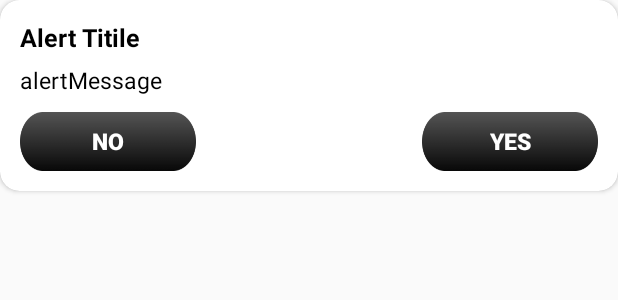
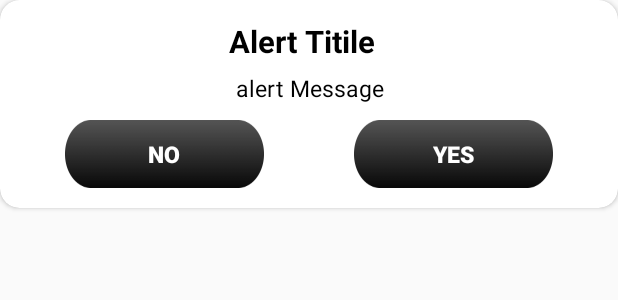
Before and after one commit to Next-Layer-Technology/NextLayer_Boost_Terminal_V1, an Android app: the layout alert_dialog_layout.xml on its own in the app's theme, with its tools: preview values and no code run, on a phone screen of 412 x 824 dp. Shown: the top 300 px of the screen. Run offline under Robolectric (Android 15) with nearby library versions, the phone set to English and light mode, and no system bars.

Commit message:
ui and other small changes

```diff
--- a/Next_Layer_Boost_App-main/app/src/main/java/com/sis/clighteningboost/Adapter/BoostNodeAdapter.java
+++ b/Next_Layer_Boost_App-main/app/src/main/java/com/sis/clighteningboost/Adapter/BoostNodeAdapter.java
@@ -19,6 +19,7 @@ import androidx.recyclerview.widget.RecyclerView;
 
 import com.bumptech.glide.Glide;
 import com.sis.clighteningboost.Activities.MerchantBoostTerminal;
+import com.sis.clighteningboost.Interface.OnCancelListener;
 import com.sis.clighteningboost.Models.REST.MerchantNearbyClientsData;
 import com.sis.clighteningboost.R;
 import com.sis.clighteningboost.Utills.Acknowledgement;
@@ -41,11 +42,13 @@ public class BoostNodeAdapter extends RecyclerView.Adapter<BoostNodeAdapter.View
     Socket mSocket;
     boolean mOnMsgReceived = false;
     Dialog mAlertDialog;
+    OnCancelListener cancelListener;
 
-    public BoostNodeAdapter(Activity activity, ArrayList<MerchantNearbyClientsData> mMerchantNearbyClientsDataArrayList,Socket socket) {
+    public BoostNodeAdapter(Activity activity, ArrayList<MerchantNearbyClientsData> mMerchantNearbyClientsDataArrayList, Socket socket, OnCancelListener cancelListener) {
         this.mMerchantNearbyClientsDataArrayList = mMerchantNearbyClientsDataArrayList;
         this.mActivity = activity;
         this.mSocket = socket;
+        this.cancelListener = cancelListener;
         createAlertInstance();
 
 
@@ -128,16 +131,14 @@ public class BoostNodeAdapter extends RecyclerView.Adapter<BoostNodeAdapter.View
         final Button yesbtn= mAlertDialog.findViewById(R.id.yesbtn);
         final Button nobtn= mAlertDialog.findViewById(R.id.nobtn);
         nobtn.setVisibility(View.GONE);
-        yesbtn.setText("OK");
-        alertTitle_tv.setText("Message sent!");
-        alertMessage_tv.setText("Waiting to get a node id");
+        yesbtn.setText("Cancel Request");
+        alertTitle_tv.setText("Flashpay Request Initiated");
+        alertMessage_tv.setText("Please wait for Client info request auto-response");
 
 
-        yesbtn.setOnClickListener(new View.OnClickListener() {
-            @Override
-            public void onClick(View v) {
-                mAlertDialog.dismiss();
-            }
+        yesbtn.setOnClickListener(v -> {
+            mAlertDialog.dismiss();
+            cancelListener.onCancel();
         });
 
     }
--- a/Next_Layer_Boost_App-main/app/src/main/java/com/sis/clighteningboost/Dialog/BoostNodeDialog.java
+++ b/Next_Layer_Boost_App-main/app/src/main/java/com/sis/clighteningboost/Dialog/BoostNodeDialog.java
@@ -53,7 +53,7 @@ public class BoostNodeDialog extends DialogFragment {
         GridLayoutManager gridLayoutManager = new GridLayoutManager(requireContext(),3);
         recyclerView.setLayoutManager(gridLayoutManager);
         BoostNodeAdapter boostNodeAdapter;
-        boostNodeAdapter = new BoostNodeAdapter(mActivity,mMerchantNearbyClientsDataArrayList,mSocket);
+        boostNodeAdapter = new BoostNodeAdapter(mActivity,mMerchantNearbyClientsDataArrayList,mSocket, this::dismiss);
        /* if (mMerchantNearbyClientsDataArrayList!=null && !mMerchantNearbyClientsDataArrayList.isEmpty()){
         }else {
             boostNodeAdapter = new BoostNodeAdapter(mActivity,mSocket);
--- /dev/null
+++ b/Next_Layer_Boost_App-main/app/src/main/java/com/sis/clighteningboost/Interface/OnCancelListener.java
@@ -0,0 +1,5 @@
+package com.sis.clighteningboost.Interface;
+
+public interface OnCancelListener {
+    void onCancel();
+}
--- a/Next_Layer_Boost_App-main/app/src/main/java/com/sis/clighteningboost/MyApp.java
+++ b/Next_Layer_Boost_App-main/app/src/main/java/com/sis/clighteningboost/MyApp.java
@@ -73,6 +73,7 @@ public class MyApp extends Application implements Application.ActivityLifecycleC
         @Override
         public void onStart(@NonNull LifecycleOwner owner) { // app moved to foreground
             timer.cancel();
+            timer = new Timer();
         }
 
         @Override
--- a/Next_Layer_Boost_App-main/app/src/main/res/layout/activity_main2.xml
+++ b/Next_Layer_Boost_App-main/app/src/main/res/layout/activity_main2.xml
@@ -46,7 +46,7 @@
             <RelativeLayout
                 android:id="@+id/clientidCardLay"
                 android:layout_width="wrap_content"
-                android:layout_height="match_parent"
+                android:layout_height="wrap_content"
                 android:layout_above="@+id/tempLay"
                 android:layout_below="@id/flashpay_btn">
 
--- a/Next_Layer_Boost_App-main/app/src/main/res/layout/alert_dialog_layout.xml
+++ b/Next_Layer_Boost_App-main/app/src/main/res/layout/alert_dialog_layout.xml
@@ -1,87 +1,103 @@
 <?xml version="1.0" encoding="utf-8"?>
 <RelativeLayout xmlns:android="http://schemas.android.com/apk/res/android"
-    android:layout_width="match_parent"
-    android:layout_height="match_parent"
     xmlns:app="http://schemas.android.com/apk/res-auto"
     xmlns:card_view="http://schemas.android.com/tools"
-   >
+    android:layout_width="match_parent"
+    android:layout_height="match_parent">
 
     <androidx.cardview.widget.CardView
         android:layout_width="match_parent"
         android:layout_height="wrap_content"
         app:cardBackgroundColor="@color/colorWhite"
-        card_view:cardElevation="0dp"
-        app:cardCornerRadius="@dimen/_10sdp">
+        app:cardCornerRadius="@dimen/_10sdp"
+        card_view:cardElevation="0dp">
+
         <RelativeLayout
             android:layout_width="match_parent"
             android:layout_height="wrap_content"
             android:padding="@dimen/_10sdp">
+
             <RelativeLayout
                 android:id="@+id/alertTitleLay"
                 android:layout_width="match_parent"
                 android:layout_height="wrap_content"
                 android:layout_alignParentTop="true">
+
                 <TextView
                     android:id="@+id/alertTitle"
+                    android:layout_width="match_parent"
+                    android:layout_height="wrap_content"
                     android:text="Alert Titile  "
-                    android:textSize="@dimen/_13sdp"
+                    android:textAlignment="center"
                     android:textColor="@color/colorBlack"
-                    android:textStyle="bold"
-                    android:layout_width="match_parent"
-                    android:layout_height="wrap_content">
+                    android:textSize="@dimen/_16sdp"
+                    android:textStyle="bold">
 
                 </TextView>
             </RelativeLayout>
+
             <RelativeLayout
-                android:layout_marginTop="@dimen/_5sdp"
                 android:id="@+id/alertMessageLay"
+                android:layout_width="match_parent"
+                android:layout_height="wrap_content"
                 android:layout_below="@+id/alertTitleLay"
-                android:layout_width="match_parent"
-                android:layout_height="wrap_content">
+                android:layout_marginTop="@dimen/_5sdp">
+
                 <TextView
-                    android:textSize="@dimen/_12sdp"
-                    android:textColor="@color/colorBlack"
-                    android:text="alertMessage"
                     android:id="@+id/alertMessage"
                     android:layout_width="match_parent"
-                    android:layout_height="wrap_content">
+                    android:layout_height="wrap_content"
+                    android:text="alert Message"
+                    android:textAlignment="center"
+                    android:textColor="@color/colorBlack"
+                    android:textSize="@dimen/_12sdp">
 
                 </TextView>
             </RelativeLayout>
-            <RelativeLayout
-                android:layout_marginTop="@dimen/_8sdp"
-                android:layout_below="@id/alertMessageLay"
+
+            <androidx.constraintlayout.widget.ConstraintLayout
                 android:layout_width="match_parent"
                 android:layout_height="wrap_content"
-                >
+                android:layout_below="@id/alertMessageLay"
+                android:layout_marginTop="@dimen/_8sdp">
+
                 <Button
-                    android:layout_alignParentRight="true"
+                    android:id="@+id/nobtn"
+                    android:layout_width="0dp"
+                    android:layout_height="@dimen/_35sdp"
+                    android:layout_marginHorizontal="30dp"
+                    android:background="@drawable/connect_btn"
+                    android:text="No"
+                    android:textColor="@color/colorWhite"
+                    android:textSize="@dimen/_12sdp"
+                    android:textStyle="bold"
+                    app:layout_constraintBottom_toBottomOf="parent"
+                    app:layout_constraintEnd_toStartOf="@+id/yesbtn"
+                    app:layout_constraintStart_toStartOf="parent"
+                    app:layout_constraintTop_toTopOf="parent">
+
+                </Button>
+
+                <Button
                     android:id="@+id/yesbtn"
+                    android:layout_width="0dp"
+                    android:layout_height="@dimen/_35sdp"
+                    android:layout_marginHorizontal="30dp"
+                    android:background="@drawable/connect_btn"
                     android:text="YES"
                     android:textColor="@color/colorWhite"
+                    android:textSize="@dimen/_12sdp"
                     android:textStyle="bold"
-                    android:background="@drawable/connect_btn"
-                    android:textSize="@dimen/_12sdp"
-                    android:layout_width="@dimen/_90sdp"
-                    android:layout_height="@dimen/_30sdp">
+                    app:layout_constraintBottom_toBottomOf="parent"
+                    app:layout_constraintEnd_toEndOf="parent"
+                    app:layout_constraintStart_toEndOf="@+id/nobtn"
+                    app:layout_constraintTop_toTopOf="parent">
 
                 </Button>
-                <Button
-                    android:layout_alignParentLeft="true"
-                    android:id="@+id/nobtn"
-                    android:text="No"
-                    android:textColor="@color/colorWhite"
-                    android:textStyle="bold"
-                    android:background="@drawable/connect_btn"
-                    android:textSize="@dimen/_12sdp"
-                    android:layout_width="@dimen/_90sdp"
-                    android:layout_height="@dimen/_30sdp">
 
-                </Button>
-            </RelativeLayout>
+            </androidx.constraintlayout.widget.ConstraintLayout>
         </RelativeLayout>
     </androidx.cardview.widget.CardView>
 
 
-
 </RelativeLayout>
```
